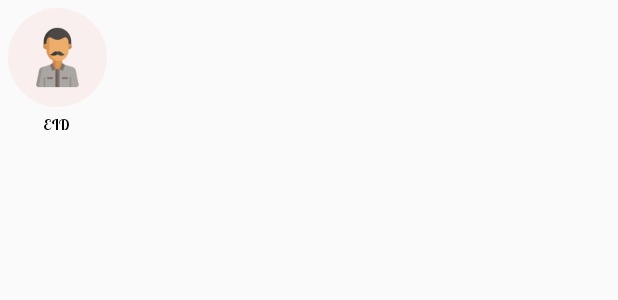
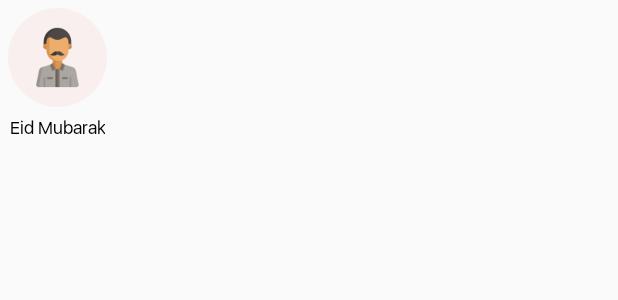
Before and after one commit to GirishEtech/AllFestivals, an Android app: the layout home_cat_item.xml on its own in the app's theme, with its tools: preview values and no code run, on a phone screen of 412 x 824 dp. Shown: the top 300 px of the screen. Run offline under Robolectric (Android 15) with nearby library versions, the phone set to English and light mode, and no system bars.

Commit message:
1.Some Ui Changes is Done

```diff
--- a/app/src/main/java/com/greeting/greet_app/Adapters/AllFestivals_Category_Adapters.java
+++ b/app/src/main/java/com/greeting/greet_app/Adapters/AllFestivals_Category_Adapters.java
@@ -58,6 +58,7 @@ public class AllFestivals_Category_Adapters extends RecyclerView.Adapter<AllFest
          //   holder.setIsRecyclable(false);
             CategoryModel model= clientModelArrayList.get(position);
             holder.tv_name.setText(model.getName());
+
           //  holder.img.setImageResource(model.getImage());
             Glide.with(context).load(model.getImageLink()).diskCacheStrategy(DiskCacheStrategy.ALL).into(holder.img);
             holder.itemView.setOnClickListener(new View.OnClickListener() {
--- a/app/src/main/java/com/greeting/greet_app/Adapters/Daily_Wishes_Category_Adapters.java
+++ b/app/src/main/java/com/greeting/greet_app/Adapters/Daily_Wishes_Category_Adapters.java
@@ -58,9 +58,9 @@ public class Daily_Wishes_Category_Adapters extends RecyclerView.Adapter<Daily_W
         if (clientModelArrayList.size()>0){
          //   holder.setIsRecyclable(false);
             CategoryModel model= clientModelArrayList.get(position);
+            holder.tv_name.setAllCaps(true);
             holder.tv_name.setText(model.getName());
           //  holder.img.setImageResource(model.getImage());
-
             Glide.with(context).load(model.getImageLink()).diskCacheStrategy(DiskCacheStrategy.ALL).into(holder.img);
             holder.itemView.setOnClickListener(new View.OnClickListener() {
                 @Override
--- a/app/src/main/java/com/greeting/greet_app/Create_Activity.java
+++ b/app/src/main/java/com/greeting/greet_app/Create_Activity.java
@@ -90,7 +90,6 @@ public class Create_Activity extends AppCompatActivity implements View.OnTouchLi
     StickersAdapter stickersAdapter;
 
     private static final float MIN_ZOOM = 1f, MAX_ZOOM = 1f;
-    int CAMERA_REQUEST = 200;
     DataAdapter dataAdapter1;
     int RESULT_LOAD_IMG = 100;
 
--- a/app/src/main/java/com/greeting/greet_app/MainActivity.java
+++ b/app/src/main/java/com/greeting/greet_app/MainActivity.java
@@ -231,7 +231,6 @@ public class MainActivity extends AppCompatActivity {
         }
         if (i==3){
             nav0_img.setImageResource(R.drawable.home);
-
             nav1_img.setImageResource(R.drawable.ic_categories1);
             nav2_img.setImageResource(R.drawable.special_events_filled);
             nav3_img.setImageResource(R.drawable.ic_best_quotes1);
--- a/app/src/main/res/layout/home_cat_item.xml
+++ b/app/src/main/res/layout/home_cat_item.xml
@@ -14,16 +14,14 @@
         android:scaleType="fitXY"/>
     <TextView
         android:id="@+id/tv_name"
-        android:layout_width="match_parent"
+        android:layout_width="wrap_content"
         android:layout_height="wrap_content"
         android:paddingBottom="5dp"
         android:paddingTop="5dp"
-        android:textAllCaps="true"
+        style="@style/textStyle"
         android:layout_gravity="center_horizontal"
         android:visibility="visible"
         android:gravity="center"
         android:text="Eid Mubarak"
-        android:textSize="10sp"
-
         android:textColor="@color/black"/>
 </LinearLayout>
--- a/app/src/main/res/layout/home_item.xml
+++ b/app/src/main/res/layout/home_item.xml
@@ -20,14 +20,12 @@
         android:layout_height="wrap_content"
         android:paddingBottom="5dp"
         android:paddingTop="5dp"
-        android:textAllCaps="true"
         android:layout_gravity="center_horizontal"
         android:visibility="visible"
         android:gravity="center"
         android:textStyle="normal"
-        android:fontFamily="@font/regular"
+        style="@style/textStyle"
         android:text="Eid Mubarak"
-        android:textSize="10sp"
         android:textColor="@color/white"/>
 
 </LinearLayout>
--- a/app/src/main/res/layout/sticker_item.xml
+++ b/app/src/main/res/layout/sticker_item.xml
@@ -5,17 +5,21 @@
     android:id="@+id/carview"
     xmlns:app="http://schemas.android.com/apk/res-auto"
     app:cardCornerRadius="5dp"
+    android:padding="5dp"
+    app:cardBackgroundColor="@android:color/transparent"
     android:layout_margin="1dp"
     >
     <ImageView
         android:id="@+id/loadingImage"
         android:layout_width="120dp"
+        android:layout_margin="10dp"
         android:layout_height="match_parent"
         android:scaleType="fitXY"
         />
     <ImageView
         android:id="@+id/MainImage"
-        android:layout_width="120dp"
+        android:layout_width="115dp"
+        android:layout_margin="10dp"
         android:layout_height="match_parent"
         android:scaleType="fitXY"
         />
--- a/app/src/main/res/values/themes.xml
+++ b/app/src/main/res/values/themes.xml
@@ -9,7 +9,6 @@
         <item name="colorSecondary">@color/teal_200</item>
         <item name="colorSecondaryVariant">@color/teal_700</item>
         <item name="colorOnSecondary">@color/black</item>
-        <item name="fontFamily">@font/regular</item>
         <!-- Status bar color. -->
         <item name="android:statusBarColor" tools:targetApi="l">?attr/colorPrimaryVariant</item>
         <!-- Customize your theme here. -->
@@ -24,7 +23,7 @@
         <item name="colorSecondary">@color/teal_200</item>
         <item name="colorSecondaryVariant">@color/teal_700</item>
         <item name="colorOnSecondary">@color/black</item>
-        <item name="fontFamily">@font/regular</item>
+        <item name="fontFamily">@font/font2</item>
         <!--        <item name="fontFamily">@font/bree_serif</item>-->
         <!-- Status bar color. -->
         <item name="android:statusBarColor" tools:targetApi="l">?attr/colorPrimaryVariant</item>
@@ -55,4 +54,9 @@
     <style name="Theme.InputNumber.AppBarOverlay" parent="ThemeOverlay.AppCompat.Dark.ActionBar" />
 
     <style name="Theme.InputNumber.PopupOverlay" parent="ThemeOverlay.AppCompat.Light" />
+
+    <style name="textStyle">
+        <item name="fontFamily">@font/font2</item>
+        <item name="android:textSize">12sp</item>
+    </style>
 </resources>
```
